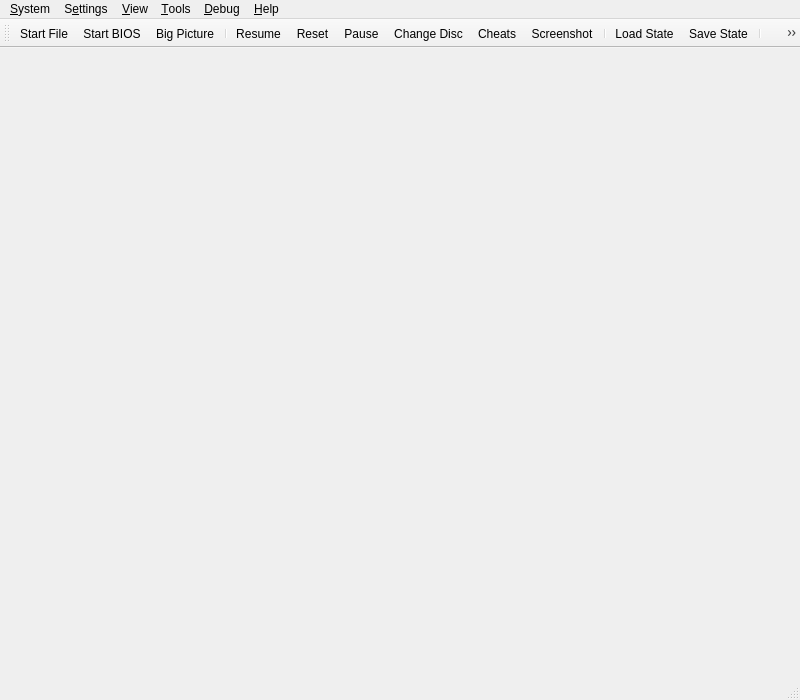
Old version of the form src/duckstation-qt/mainwindow.ui in the repository kofxi3584karlayang/duckstation.
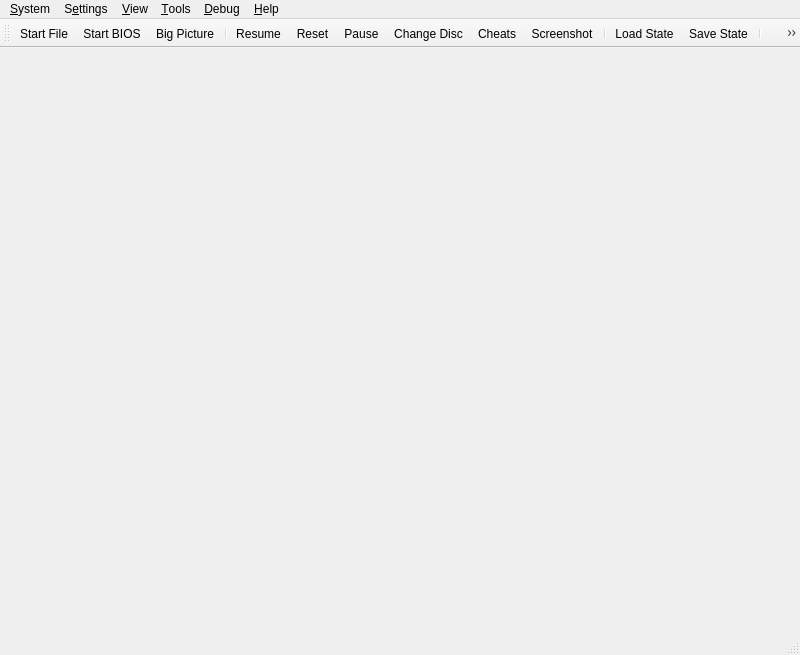
New version of the form. Icons and pictures are not drawn.

Commit message: Qt: Hide toolbar by default

The edit to the form file:
```diff
--- a/src/duckstation-qt/mainwindow.ui
+++ b/src/duckstation-qt/mainwindow.ui
@@ -7,7 +7,7 @@
     <x>0</x>
     <y>0</y>
     <width>800</width>
-    <height>700</height>
+    <height>655</height>
    </rect>
   </property>
   <property name="acceptDrops">
```
The commit also changes 1 other file.
